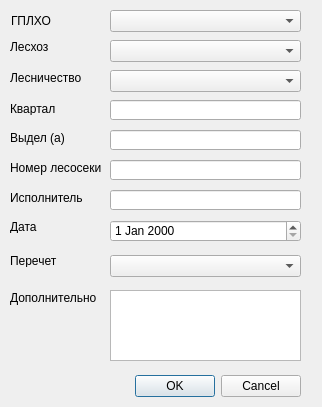
daniluuuuuuuk/daniluuuuuuuk.github.io, file modules/otvod/ui/lesosekaInfo.ui: the form before one commit.
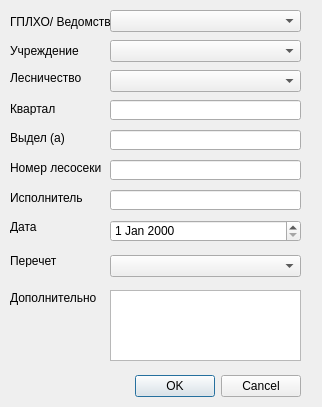
The form after the commit.

Diff of the .ui file:
```diff
--- a/modules/otvod/ui/lesosekaInfo.ui
+++ b/modules/otvod/ui/lesosekaInfo.ui
@@ -125,13 +125,13 @@
    <property name="geometry">
     <rect>
      <x>10</x>
-     <y>40</y>
-     <width>47</width>
-     <height>13</height>
+     <y>43</y>
+     <width>91</width>
+     <height>16</height>
     </rect>
    </property>
    <property name="text">
-    <string>Лесхоз</string>
+    <string>Учреждение</string>
    </property>
   </widget>
   <widget class="QLabel" name="label_8">
@@ -229,14 +229,14 @@
   <widget class="QLabel" name="gplhoLabel">
    <property name="geometry">
     <rect>
-     <x>11</x>
+     <x>10</x>
      <y>14</y>
-     <width>47</width>
-     <height>13</height>
+     <width>101</width>
+     <height>16</height>
     </rect>
    </property>
    <property name="text">
-    <string>ГПЛХО</string>
+    <string>ГПЛХО/ Ведомство</string>
    </property>
   </widget>
   <widget class="QLabel" name="label_11">
```
